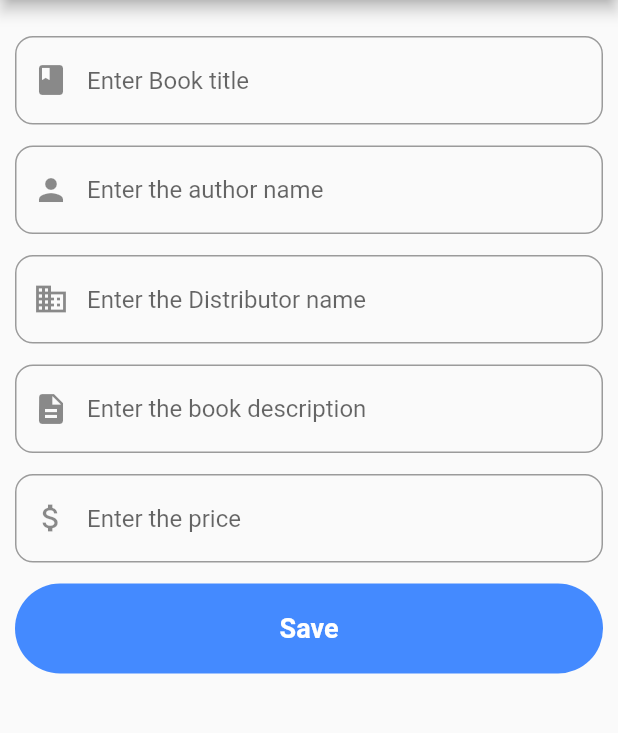
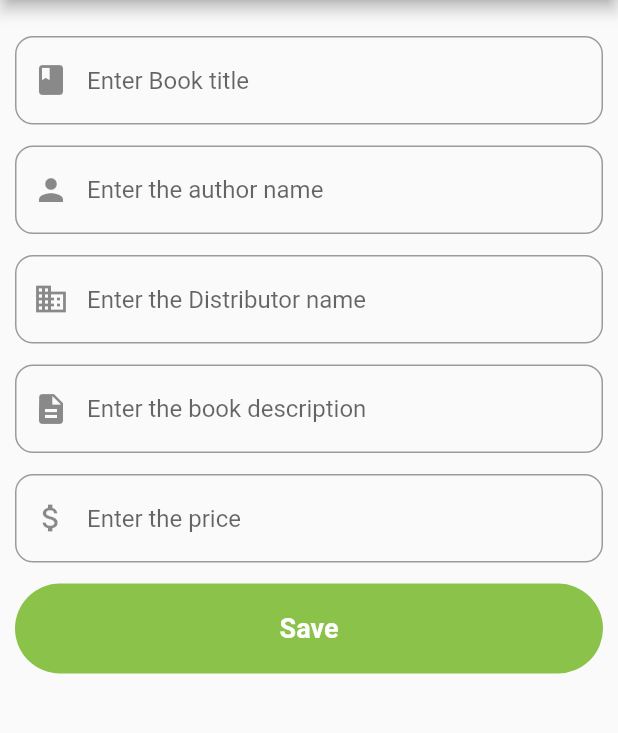
Before and after one commit to JossinAntony/Flutter_Bookstore_App, a Flutter app: the screen it shows after launch, on a phone screen of 412 x 824 dp, the part 84-817 px from its top. Run offline on Flutter 3.47's test engine with Material 2 defaults, Android fonts, the phone set to English and light mode, and no system bars.

Commit message:
Custom button color changed

```diff
--- a/lib/main.dart
+++ b/lib/main.dart
@@ -115,7 +115,7 @@ class MyApp extends StatelessWidget {
                     height: 60.0,
                     width: 600.0,
                     decoration: BoxDecoration(
-                      color: Colors.blueAccent,
+                      color: Colors.lightGreen,
                       borderRadius: BorderRadius.circular(60.0),
                     ),
                     child: Center(
```
